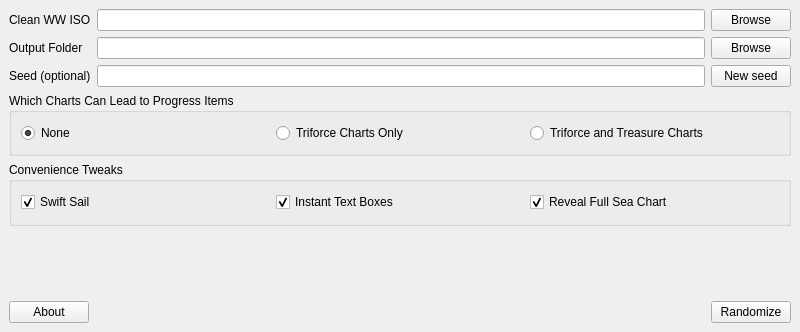
Qt form ui/randomizer_window.ui (LagoLunatic/wwrando) before a commit.
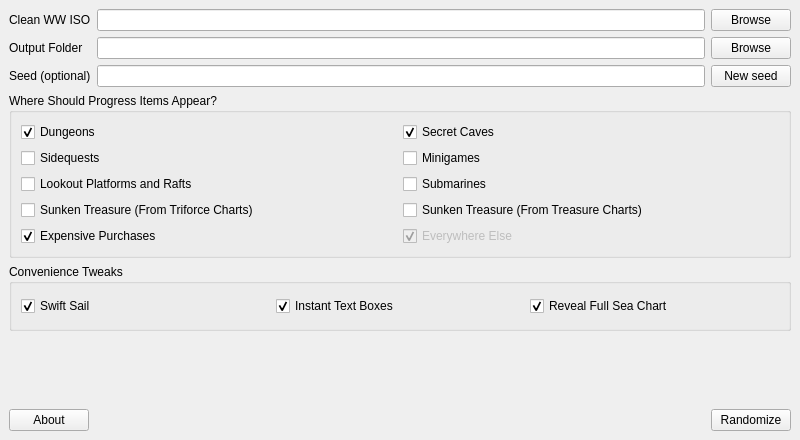
The same form after that commit.

Commit message: Add options to ban progress from different types of locations

The edit to the form file:
```diff
--- a/ui/randomizer_window.ui
+++ b/ui/randomizer_window.ui
@@ -7,7 +7,7 @@
     <x>0</x>
     <y>0</y>
     <width>800</width>
-    <height>332</height>
+    <height>440</height>
    </rect>
   </property>
   <property name="windowTitle">
@@ -73,30 +73,91 @@
     <item>
      <widget class="QGroupBox" name="groupBox">
       <property name="title">
-       <string>Which Charts Can Lead to Progress Items</string>
+       <string>Where Should Progress Items Appear?</string>
       </property>
-      <layout class="QHBoxLayout" name="horizontalLayout_4">
-       <item>
-        <widget class="QRadioButton" name="no_progression_charts">
+      <layout class="QGridLayout" name="gridLayout_2">
+       <item row="0" column="0">
+        <widget class="QCheckBox" name="progression_dungeons">
          <property name="text">
-          <string>None</string>
+          <string>Dungeons</string>
          </property>
          <property name="checked">
           <bool>true</bool>
          </property>
         </widget>
        </item>
-       <item>
-        <widget class="QRadioButton" name="triforce_progression_charts">
+       <item row="2" column="1">
+        <widget class="QCheckBox" name="progression_submarines">
          <property name="text">
-          <string>Triforce Charts Only</string>
+          <string>Submarines</string>
          </property>
         </widget>
        </item>
-       <item>
-        <widget class="QRadioButton" name="all_progression_charts">
+       <item row="2" column="0">
+        <widget class="QCheckBox" name="progression_platforms_rafts">
          <property name="text">
-          <string>Triforce and Treasure Charts</string>
+          <string>Lookout Platforms and Rafts</string>
+         </property>
+        </widget>
+       </item>
+       <item row="1" column="0">
+        <widget class="QCheckBox" name="progression_sidequests">
+         <property name="text">
+          <string>Sidequests</string>
+         </property>
+        </widget>
+       </item>
+       <item row="1" column="1">
+        <widget class="QCheckBox" name="progression_minigames">
+         <property name="text">
+          <string>Minigames</string>
+         </property>
+        </widget>
+       </item>
+       <item row="3" column="0">
+        <widget class="QCheckBox" name="progression_triforce_charts">
+         <property name="text">
+          <string>Sunken Treasure (From Triforce Charts)</string>
+         </property>
+        </widget>
+       </item>
+       <item row="0" column="1">
+        <widget class="QCheckBox" name="progression_secret_caves">
+         <property name="text">
+          <string>Secret Caves</string>
+         </property>
+         <property name="checked">
+          <bool>true</bool>
+         </property>
+        </widget>
+       </item>
+       <item row="3" column="1">
+        <widget class="QCheckBox" name="progression_treasure_charts">
+         <property name="text">
+          <string>Sunken Treasure (From Treasure Charts)</string>
+         </property>
+        </widget>
+       </item>
+       <item row="4" column="1">
+        <widget class="QCheckBox" name="progression_misc">
+         <property name="enabled">
+          <bool>false</bool>
+         </property>
+         <property name="text">
+          <string>Everywhere Else</string>
+         </property>
+         <property name="checked">
+          <bool>true</bool>
+         </property>
+        </widget>
+       </item>
+       <item row="4" column="0">
+        <widget class="QCheckBox" name="progression_expensive_purchases">
+         <property name="text">
+          <string>Expensive Purchases</string>
+         </property>
+         <property name="checked">
+          <bool>true</bool>
          </property>
         </widget>
        </item>
```
The commit also changes 5 other files.
